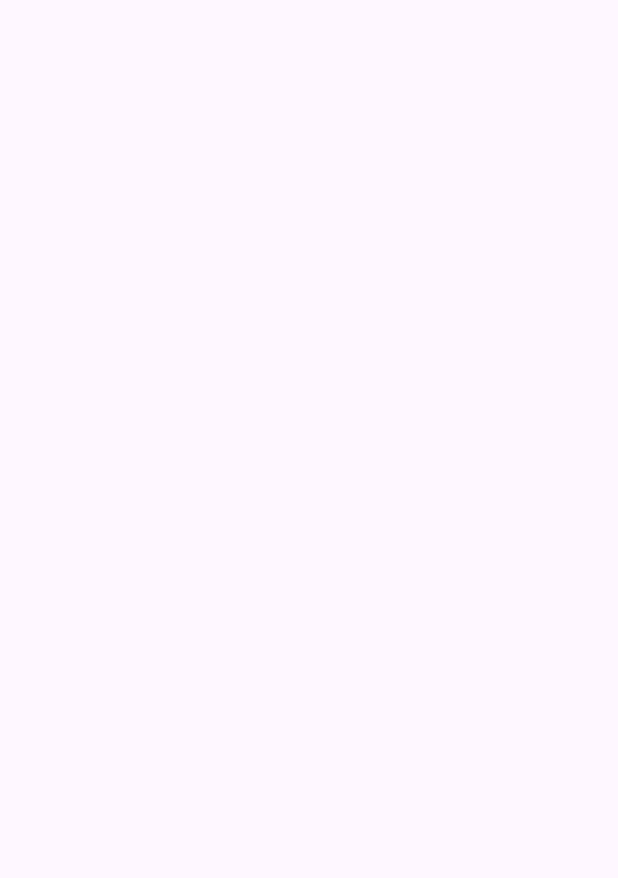
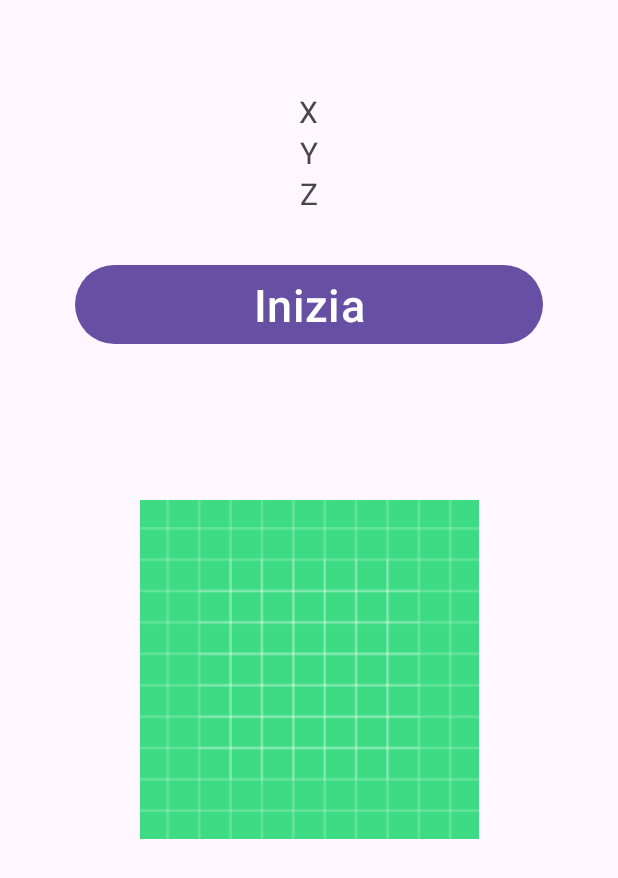
Before and after one commit to JonathanScazzola/ProgettoAppMultimediali, an Android app: the GraphicExercise screen opened directly, with no data from a screen before it, on a phone screen of 412 x 824 dp. Before the commit the part shown is empty. Shown: the top 878 px of the screen. Run offline under Robolectric (Android 15) with nearby library versions, the phone set to English and light mode, and no system bars.

Commit message:
Aggiunte schermate per esercizi e predisposta schermata con grafico

```diff
--- a/app/src/main/res/layout/activity_graphic_exercise.xml
+++ b/app/src/main/res/layout/activity_graphic_exercise.xml
@@ -4,6 +4,56 @@
     xmlns:tools="http://schemas.android.com/tools"
     android:layout_width="match_parent"
     android:layout_height="match_parent"
-    tools:context=".activities.GraphicExercise">
+    tools:context=".activities.GraphicExercise"
+    android:orientation="vertical"
+    android:gravity="center_horizontal"
+    >
+
+    <TextView
+        android:id="@+id/TvSelectedExercise"
+        android:layout_width="wrap_content"
+        android:layout_height="wrap_content"
+        android:text=""
+        android:textSize="30dp"
+        android:layout_marginTop="20dp"
+        />
+
+    <TextView
+        android:layout_width="wrap_content"
+        android:layout_height="wrap_content"
+        android:text="X"
+        android:textSize="20dp"
+        />
+
+    <TextView
+        android:layout_width="wrap_content"
+        android:layout_height="wrap_content"
+        android:text="Y"
+        android:textSize="20dp"
+        />
+
+    <TextView
+        android:layout_width="wrap_content"
+        android:layout_height="wrap_content"
+        android:text="Z"
+        android:textSize="20dp"
+        />
+
+    <Button
+        android:layout_width="match_parent"
+        android:layout_height="wrap_content"
+        android:text="@string/strStartExercise"
+        android:textSize="30dp"
+        android:layout_marginHorizontal="50dp"
+        android:layout_marginTop="30dp"
+        />
+
+    <ImageView
+        android:id="@+id/imageView"
+        android:layout_width="match_parent"
+        android:layout_height="226dp"
+        app:srcCompat="@drawable/ic_launcher_background"
+        android:layout_marginTop="100dp"
+        />
 
 </LinearLayout>
--- a/app/src/main/res/layout/activity_main.xml
+++ b/app/src/main/res/layout/activity_main.xml
@@ -19,10 +19,10 @@
         />
 
     <Button
-        android:id="@+id/BtnStartExercise"
+        android:id="@+id/BtnStartExercises"
         android:layout_width="wrap_content"
         android:layout_height="wrap_content"
-        android:text="@string/strStartExercise"
+        android:text="@string/strStartExercises"
         android:textSize="35dp"
         android:layout_marginTop="20dp"
         />
--- a/app/src/main/res/values/strings.xml
+++ b/app/src/main/res/values/strings.xml
@@ -1,9 +1,10 @@
 <resources>
     <string name="app_name">IoFit</string>
-    <string name="strStartExercise">Inizia Esercizi</string>
+    <string name="strStartExercises">Inizia Esercizi</string>
     <string name="strChooseExercise">Scegli un Esercizio</string>
     <string name="strBench">Panca Piana</string>
     <string name="strSquat">Squat</string>
     <string name="strDeadlift">Stacco da Terra</string>
+    <string name="strStartExercise">Inizia</string>
 
 </resources>
```
